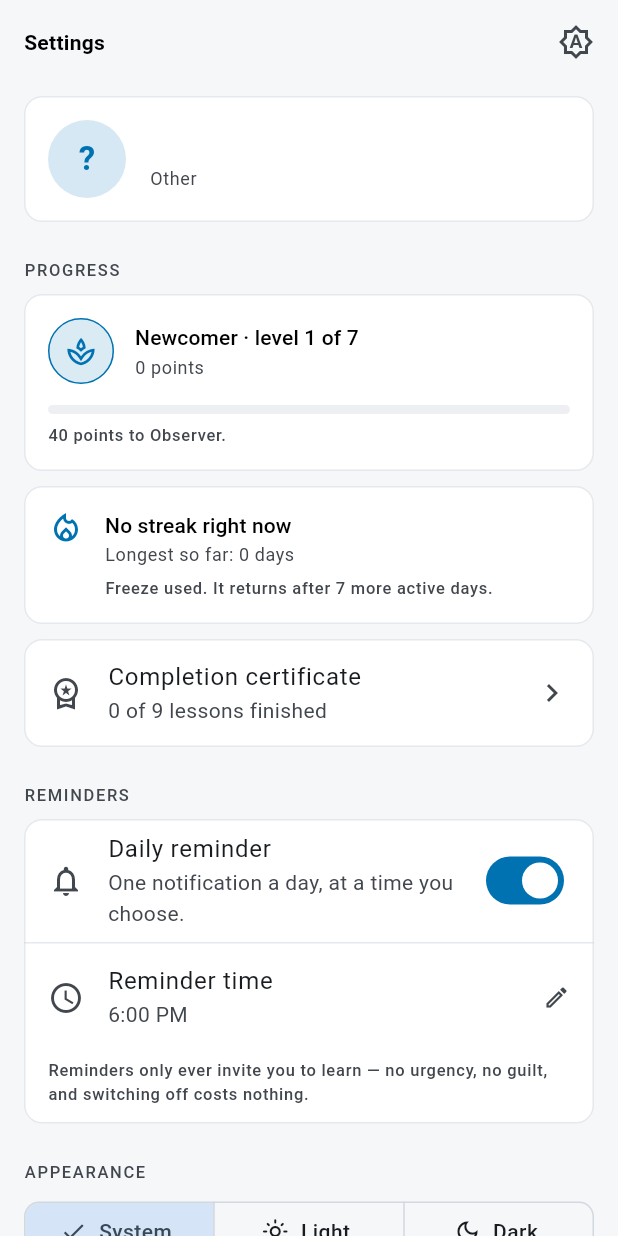
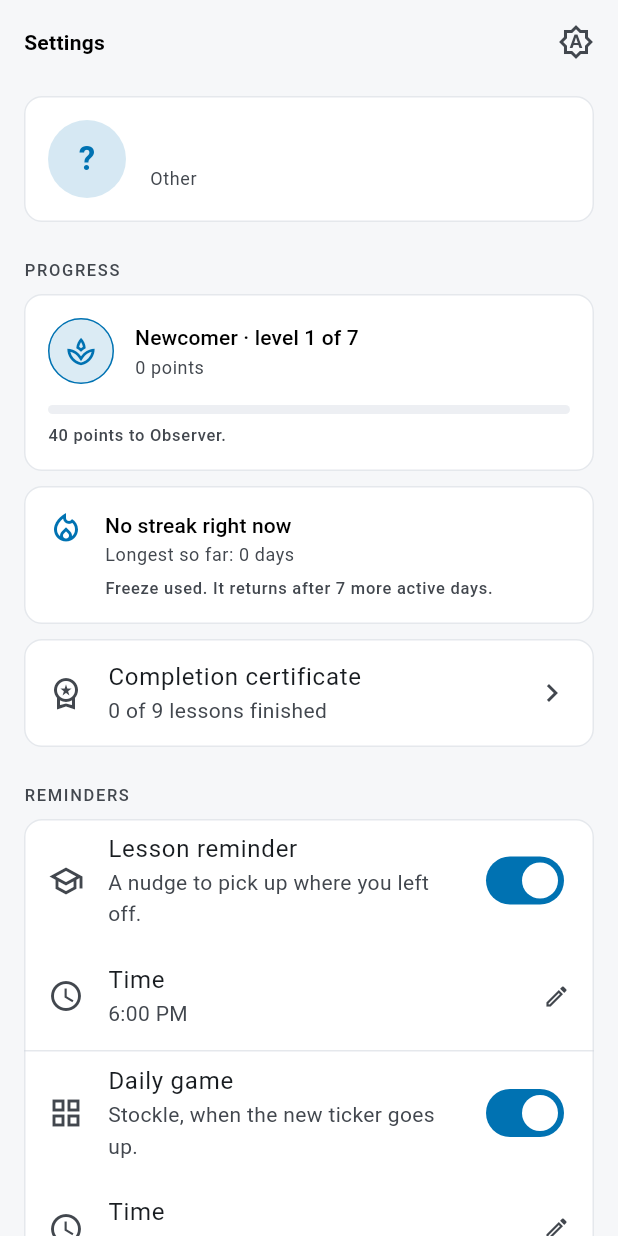
Before and after one commit to LaserMonke/kristalApp, a Flutter app: the ProfileScreen screen opened by its route, on a phone screen of 412 x 824 dp. Run offline on Flutter 3.47's test engine with Material 3 defaults, Android fonts, the phone set to English and light mode, and no system bars; our stand-ins replace audioplayers, flutter_dotenv, flutter_local_notifications, flutter_riverpod, flutter_timezone, go_router and 5 more; accounts and stored records are empty.

Commit message:
Swipe back from anywhere, and add two more daily reminders
SWIPE BACK, no longer edge-only. The Cupertino transition's drag lives in
a ~20px strip at the screen edge, which is easy to miss and awkward on a
large phone. A detector above the router now catches the same rightward
gesture anywhere on screen.

Sitting above the router is what makes it safe: everything inside gets
first claim on a drag, so the shell's tab swiping, the pricer sliders,
the payoff diagram's spot marker and the inner TabBarViews all keep
theirs, and this only ever sees what nothing else wanted. It also does
nothing unless there is something to pop, so on the shell's own tabs it
stays out of the way entirely. Its threshold is longer than the tab
swipe's, because going back is harder to undo than changing tab.

TWO MORE REMINDERS: Stockle at 09:00 and the practice market at 12:30,
alongside the lesson reminder at 18:00. Each has its own switch, its own
time and its own Android channel, so the game can be silenced from
system settings without losing the lesson nudge.

Spread across the day on purpose, and there is a test pinning that no
two share an hour: three notifications arriving together is one app
nagging three times, which is the thing rule 9 rules out. The copy has
no teeth either — no streak to protect, no count of what was missed, and
the market reminder says "fake money, delayed prices" rather than
implying anything is happening that needs attending to.

An EXISTING install is not opted into the new two. Its stored settings
predate those keys, so they read back off and stay off until asked for;
a test pins that against the exact JSON an older install wrote. Waking
someone up to two extra notifications a day because the app updated is
not a choice an update gets to make. Fresh installs get all three,
behind the same OS permission prompt as before, and one refusal is taken
as a refusal for all of them rather than three dialogs.

588 tests pass.

Co-Authored-By: Claude Opus 5 <noreply@anthropic.com>

```diff
--- a/lib/app.dart
+++ b/lib/app.dart
@@ -24,7 +24,69 @@ class OptionsSchoolApp extends ConsumerWidget {
         darkTheme: AppTheme.dark,
         themeMode: themeMode,
         routerConfig: router,
+        builder: (BuildContext context, Widget? child) =>
+            _SwipeBackAnywhere(child: child ?? const SizedBox.shrink()),
       ),
     );
   }
 }
+
+/// Swipe right anywhere on a pushed screen to go back.
+///
+/// The Cupertino page transition already gives a drag-to-dismiss, but only
+/// from a ~20px strip at the screen edge, which is easy to miss and awkward on
+/// a large phone. This catches the same gesture anywhere across the screen.
+///
+/// It sits ABOVE the router, so every gesture inside the app gets first claim
+/// and this only ever sees what nothing else wanted:
+///   - the sideways tab swiping in the shell still switches tabs, because that
+///     detector is a descendant and wins the arena;
+///   - the pricer sliders, the payoff diagram's draggable spot marker and the
+///     inner TabBarViews all keep their drags for the same reason;
+///   - the Cupertino edge drag still handles edge starts, with its live
+///     follow-the-finger transition.
+///
+/// And it does nothing at all unless there is something to pop, so on the
+/// shell's own tabs — where nothing has been pushed — it stays out of the way.
+class _SwipeBackAnywhere extends StatefulWidget {
+  const _SwipeBackAnywhere({required this.child});
+
+  final Widget child;
+
+  @override
+  State<_SwipeBackAnywhere> createState() => _SwipeBackAnywhereState();
+}
+
+class _SwipeBackAnywhereState extends State<_SwipeBackAnywhere> {
+  double _dragged = 0;
+
+  /// Deliberately longer than the shell's tab swipe. Going back is harder to
+  /// undo than changing tab, so it should take a little more asking.
+  static const double _minTravel = 90;
+  static const double _minFlick = 500;
+
+  void _maybePop() {
+    final NavigatorState? navigator = rootNavigatorKey.currentState;
+    if (navigator == null || !navigator.canPop()) return;
+    navigator.pop();
+  }
+
+  @override
+  Widget build(BuildContext context) {
+    return GestureDetector(
+      behavior: HitTestBehavior.translucent,
+      onHorizontalDragStart: (_) => _dragged = 0,
+      onHorizontalDragUpdate: (DragUpdateDetails d) =>
+          _dragged += d.primaryDelta ?? 0,
+      onHorizontalDragEnd: (DragEndDetails d) {
+        final double velocity = d.velocity.pixelsPerSecond.dx;
+        // Rightward only. Leftward means "forward", and there is nothing
+        // forward to go to.
+        final bool travelled = _dragged > _minTravel;
+        final bool flicked = velocity > _minFlick && _dragged > 0;
+        if (travelled || flicked) _maybePop();
+      },
+      child: widget.child,
+    );
+  }
+}
--- a/lib/core/router/app_router.dart
+++ b/lib/core/router/app_router.dart
@@ -53,6 +53,10 @@ abstract final class Routes {
 final GlobalKey<NavigatorState> _rootKey = GlobalKey<NavigatorState>(
   debugLabel: 'root',
 );
+
+/// The root navigator, for code that sits ABOVE the router and so cannot reach
+/// it through a [BuildContext] — the app-wide swipe-back in `app.dart`.
+GlobalKey<NavigatorState> get rootNavigatorKey => _rootKey;
 
 final Provider<GoRouter> routerProvider = Provider<GoRouter>((Ref ref) {
   // go_router needs a Listenable to re-evaluate `redirect`; bumping this
--- a/lib/features/profile/widgets/reminders_section.dart
+++ b/lib/features/profile/widgets/reminders_section.dart
@@ -4,10 +4,12 @@ import 'package:flutter_riverpod/flutter_riverpod.dart';
 import '../../../notifications/reminder_service.dart';
 import '../../../providers/reminder_controller.dart';
 
-/// The daily reminder (CLAUDE.md rule 9: encourage learning, never guilt).
-/// On by default behind the OS permission prompt, one notification a day at
-/// a chosen time, and the off switch is one tap — an explicit "off" is never
-/// overridden.
+/// The daily reminders (CLAUDE.md rule 9: encourage learning, never guilt).
+///
+/// Three of them, spread across the day, each switched and timed on its own.
+/// On by default on a fresh install behind the OS permission prompt; an
+/// explicit "off" is never overridden, and an existing install is never
+/// opted into the two newer ones by an update.
 class RemindersSection extends ConsumerWidget {
   const RemindersSection({super.key});
 
@@ -19,49 +21,30 @@ class RemindersSection extends ConsumerWidget {
         ref.watch(reminderControllerProvider).value ?? ReminderSettings.off;
 
     if (!service.isSupported) {
-      return Card(
+      return const Card(
         child: ListTile(
-          leading: const Icon(Icons.notifications_off_outlined),
-          title: const Text('Daily reminder'),
-          subtitle: const Text(
+          leading: Icon(Icons.notifications_off_outlined),
+          title: Text('Reminders'),
+          subtitle: Text(
             'Available in the iOS and Android apps, not on this platform.',
           ),
         ),
       );
     }
 
-    final TimeOfDay time = TimeOfDay(
-      hour: settings.hour,
-      minute: settings.minute,
-    );
-
     return Card(
       child: Column(
         children: <Widget>[
-          SwitchListTile(
-            secondary: const Icon(Icons.notifications_outlined),
-            title: const Text('Daily reminder'),
-            subtitle: const Text(
-              'One notification a day, at a time you choose.',
-            ),
-            value: settings.enabled,
-            onChanged: (bool on) => _toggle(context, ref, on: on),
-          ),
-          if (settings.enabled) ...<Widget>[
-            const Divider(height: 1),
-            ListTile(
-              leading: const Icon(Icons.schedule_outlined),
-              title: const Text('Reminder time'),
-              subtitle: Text(time.format(context)),
-              trailing: const Icon(Icons.edit_outlined, size: 18),
-              onTap: () => _pickTime(context, ref, current: time),
-            ),
+          for (final ReminderKind kind in ReminderKind.values) ...<Widget>[
+            if (kind != ReminderKind.values.first) const Divider(height: 1),
+            _ReminderTile(kind: kind, slot: settings.slot(kind)),
           ],
           Padding(
             padding: const EdgeInsets.fromLTRB(16, 4, 16, 12),
             child: Text(
-              'Reminders only ever invite you to learn — no urgency, no '
-              'guilt, and switching off costs nothing.',
+              'Reminders only ever invite you — no urgency, no guilt, no '
+              'counting what you missed. Switching any of them off costs '
+              'nothing.',
               style: theme.textTheme.labelSmall?.copyWith(
                 color: theme.colorScheme.onSurfaceVariant,
               ),
@@ -69,6 +52,58 @@ class RemindersSection extends ConsumerWidget {
           ),
         ],
       ),
+    );
+  }
+}
+
+class _ReminderTile extends ConsumerWidget {
+  const _ReminderTile({required this.kind, required this.slot});
+
+  final ReminderKind kind;
+  final ReminderSlot slot;
+
+  static const Map<ReminderKind, (String, String, IconData)> _labels =
+      <ReminderKind, (String, String, IconData)>{
+        ReminderKind.lesson: (
+          'Lesson reminder',
+          'A nudge to pick up where you left off.',
+          Icons.school_outlined,
+        ),
+        ReminderKind.dailyGame: (
+          'Daily game',
+          'Stockle, when the new ticker goes up.',
+          Icons.grid_view_outlined,
+        ),
+        ReminderKind.market: (
+          'Practice market',
+          'A look at your simulated portfolio.',
+          Icons.show_chart_outlined,
+        ),
+      };
+
+  @override
+  Widget build(BuildContext context, WidgetRef ref) {
+    final (String title, String subtitle, IconData icon) = _labels[kind]!;
+    final TimeOfDay time = TimeOfDay(hour: slot.hour, minute: slot.minute);
+
+    return Column(
+      children: <Widget>[
+        SwitchListTile(
+          secondary: Icon(icon),
+          title: Text(title),
+          subtitle: Text(subtitle),
+          value: slot.enabled,
+          onChanged: (bool on) => _toggle(context, ref, on: on),
+        ),
+        if (slot.enabled)
+          ListTile(
+            leading: const Icon(Icons.schedule_outlined),
+            title: const Text('Time'),
+            subtitle: Text(time.format(context)),
+            trailing: const Icon(Icons.edit_outlined, size: 18),
+            onTap: () => _pickTime(context, ref, current: time),
+          ),
+      ],
     );
   }
 
@@ -81,22 +116,21 @@ class RemindersSection extends ConsumerWidget {
       reminderControllerProvider.notifier,
     );
     if (!on) {
-      await controller.disable();
+      await controller.disable(kind);
       return;
     }
 
-    final ReminderSettings settings =
-        ref.read(reminderControllerProvider).value ?? ReminderSettings.off;
     final bool enabled = await controller.enable(
-      hour: settings.hour,
-      minute: settings.minute,
+      kind,
+      hour: slot.hour,
+      minute: slot.minute,
     );
     if (!enabled && context.mounted) {
       ScaffoldMessenger.of(context).showSnackBar(
         const SnackBar(
           content: Text(
             'Notifications are blocked for this app. Allow them in system '
-            'settings to use the reminder.',
+            'settings to use reminders.',
           ),
         ),
       );
@@ -111,13 +145,13 @@ class RemindersSection extends ConsumerWidget {
     final TimeOfDay? picked = await showTimePicker(
       context: context,
       initialTime: current,
-      helpText: 'Daily reminder time',
+      helpText: 'Reminder time',
     );
     if (picked == null) return;
 
     // Re-enabling reschedules at the new time.
     await ref
         .read(reminderControllerProvider.notifier)
-        .enable(hour: picked.hour, minute: picked.minute);
+        .enable(kind, hour: picked.hour, minute: picked.minute);
   }
 }
--- a/lib/notifications/reminder_service.dart
+++ b/lib/notifications/reminder_service.dart
@@ -4,33 +4,95 @@
 /// builds can report "not supported here" without touching plugin code.
 library;
 
-/// What the learner chose. The first run on a phone defaults the reminder ON
-/// (see ReminderController) — but the OS permission dialog is the real gate,
-/// a decline sticks, and the in-app switch turns it off in one tap
-/// (CLAUDE.md rule 9). The model's own default stays `false` so a missing or
-/// corrupt stored value can never resurrect a reminder the learner ended.
-class ReminderSettings {
-  const ReminderSettings({
-    this.enabled = false,
-    this.hour = 18,
-    this.minute = 0,
+/// The three things worth being reminded about, each at its own time of day.
+///
+/// Three a day is the ceiling, not a target: every one is switched
+/// independently, the wording invites and never chides, and turning any of
+/// them off is one tap (CLAUDE.md rule 9). They are spread across the day
+/// rather than stacked, so they read as three different invitations instead of
+/// one app nagging three times.
+enum ReminderKind {
+  /// The original daily study reminder. Its copy comes from the learner's
+  /// education level, so the defaults here are only a fallback.
+  lesson(
+    id: 1001,
+    channelId: 'daily_reminder',
+    channelName: 'Daily learning reminder',
+    defaultHour: 18,
+    defaultMinute: 0,
+    defaultTitle: 'A few minutes of options?',
+    defaultBody: 'Your next lesson is ready when you are.',
+  ),
+
+  /// Morning, because a puzzle is a good thing to arrive to.
+  dailyGame(
+    id: 1002,
+    channelId: 'daily_game_reminder',
+    channelName: 'Daily game',
+    defaultHour: 9,
+    defaultMinute: 0,
+    defaultTitle: 'Today’s Stockle is up',
+    defaultBody: 'A new NASDAQ-100 ticker, six tries. Play it or don’t.',
+  ),
+
+  /// Middle of the day, when a market would be open — though nothing here is
+  /// a real market, and the copy says so rather than implying urgency.
+  market(
+    id: 1003,
+    channelId: 'market_reminder',
+    channelName: 'Practice market',
+    defaultHour: 12,
+    defaultMinute: 30,
+    defaultTitle: 'Your practice portfolio',
+    defaultBody:
+        'Fake money, delayed prices. Have a look at how the positions sit.',
+  );
+
+  const ReminderKind({
+    required this.id,
+    required this.channelId,
+    required this.channelName,
+    required this.defaultHour,
+    required this.defaultMinute,
+    required this.defaultTitle,
+    required this.defaultBody,
   });
 
-  static const ReminderSettings off = ReminderSettings();
+  /// Stable notification id. Never reuse one: the OS keys a scheduled
+  /// notification on it, so a changed id orphans whatever is already pending.
+  final int id;
+  final String channelId;
+  final String channelName;
+  final int defaultHour;
+  final int defaultMinute;
+  final String defaultTitle;
+  final String defaultBody;
+}
+
+/// One reminder's state: on or off, and when.
+class ReminderSlot {
+  const ReminderSlot({
+    required this.enabled,
+    required this.hour,
+    required this.minute,
+  });
+
+  /// Off, at this kind's default time — what an unset reminder looks like.
+  factory ReminderSlot.offFor(ReminderKind kind) => ReminderSlot(
+    enabled: false,
+    hour: kind.defaultHour,
+    minute: kind.defaultMinute,
+  );
 
   final bool enabled;
-
-  /// Local wall-clock time of the single daily reminder.
   final int hour;
   final int minute;
 
-  ReminderSettings copyWith({bool? enabled, int? hour, int? minute}) {
-    return ReminderSettings(
+  ReminderSlot copyWith({bool? enabled, int? hour, int? minute}) => ReminderSlot(
     enabled: enabled ?? this.enabled,
     hour: hour ?? this.hour,
     minute: minute ?? this.minute,
   );
-  }
 
   Map<String, dynamic> toJson() => <String, dynamic>{
     'enabled': enabled,
@@ -38,11 +100,95 @@ class ReminderSettings {
     'minute': minute,
   };
 
+  static ReminderSlot fromJson(Map<String, dynamic>? json, ReminderKind kind) {
+    if (json == null) return ReminderSlot.offFor(kind);
+    return ReminderSlot(
+      enabled: json['enabled'] as bool? ?? false,
+      hour: (json['hour'] as int? ?? kind.defaultHour).clamp(0, 23),
+      minute: (json['minute'] as int? ?? kind.defaultMinute).clamp(0, 59),
+    );
+  }
+}
+
+/// What the learner chose, for every reminder.
+///
+/// The first run on a phone turns all three on (see ReminderController) — but
+/// the OS permission dialog is the real gate, a decline sticks, and each has
+/// its own switch in Profile. Every slot's own default stays `false` so a
+/// missing or corrupt stored value can never resurrect a reminder the learner
+/// ended.
+///
+/// The lesson reminder keeps the flat `enabled` / `hour` / `minute` keys it has
+/// always used, so an install that predates the other two reads back
+/// unchanged. The newer kinds are absent from that older JSON and therefore
+/// come back OFF: an app update must not start sending two extra notifications
+/// a day to someone who never asked for them. They are one tap away in
+/// Profile for anyone who wants them.
+class ReminderSettings {
+  const ReminderSettings({
+    this.lesson = const ReminderSlot(enabled: false, hour: 18, minute: 0),
+    this.dailyGame = const ReminderSlot(enabled: false, hour: 9, minute: 0),
+    this.market = const ReminderSlot(enabled: false, hour: 12, minute: 30),
+  });
+
+  static const ReminderSettings off = ReminderSettings();
+
+  final ReminderSlot lesson;
+  final ReminderSlot dailyGame;
+  final ReminderSlot market;
+
+  ReminderSlot slot(ReminderKind kind) => switch (kind) {
+    ReminderKind.lesson => lesson,
+    ReminderKind.dailyGame => dailyGame,
+    ReminderKind.market => market,
+  };
+
+  ReminderSettings withSlot(ReminderKind kind, ReminderSlot value) =>
+      switch (kind) {
+        ReminderKind.lesson => ReminderSettings(
+          lesson: value,
+          dailyGame: dailyGame,
+          market: market,
+        ),
+        ReminderKind.dailyGame => ReminderSettings(
+          lesson: lesson,
+          dailyGame: value,
+          market: market,
+        ),
+        ReminderKind.market => ReminderSettings(
+          lesson: lesson,
+          dailyGame: dailyGame,
+          market: value,
+        ),
+      };
+
+  /// True when at least one reminder is on.
+  bool get anyEnabled => lesson.enabled || dailyGame.enabled || market.enabled;
+
+  Map<String, dynamic> toJson() => <String, dynamic>{
+    // Flat keys for the lesson reminder: the shape older installs wrote.
+    'enabled': lesson.enabled,
+    'hour': lesson.hour,
+    'minute': lesson.minute,
+    'dailyGame': dailyGame.toJson(),
+    'market': market.toJson(),
+  };
+
   factory ReminderSettings.fromJson(Map<String, dynamic> json) {
     return ReminderSettings(
+      lesson: ReminderSlot(
         enabled: json['enabled'] as bool? ?? false,
         hour: (json['hour'] as int? ?? 18).clamp(0, 23),
         minute: (json['minute'] as int? ?? 0).clamp(0, 59),
+      ),
+      dailyGame: ReminderSlot.fromJson(
+        json['dailyGame'] as Map<String, dynamic>?,
+        ReminderKind.dailyGame,
+      ),
+      market: ReminderSlot.fromJson(
+        json['market'] as Map<String, dynamic>?,
+        ReminderKind.market,
+      ),
     );
   }
 }
@@ -51,20 +197,21 @@ abstract interface class ReminderService {
   /// Whether this platform can deliver scheduled reminders at all.
   bool get isSupported;
 
-  /// Asks for OS notification permission (if needed) and schedules the one
-  /// daily reminder. Returns false — leaving nothing scheduled — when the
+  /// Asks for OS notification permission (if needed) and schedules [kind] to
+  /// repeat daily. Returns false — leaving nothing scheduled — when the
   /// learner declines permission or the platform refuses.
   ///
-  /// [title] and [body] are supplied by the caller because the wording is
-  /// pitched to the learner's education level (see LearningProfile). The
-  /// service delivers copy; it never writes it.
+  /// [title] and [body] are supplied by the caller because the lesson
+  /// reminder's wording is pitched to the learner's education level (see
+  /// LearningProfile). The service delivers copy; it never writes it.
   Future<bool> scheduleDaily({
+    required ReminderKind kind,
     required int hour,
     required int minute,
     required String title,
     required String body,
   });
 
-  /// Cancels the daily reminder.
-  Future<void> cancel();
+  /// Cancels one reminder, leaving the others alone.
+  Future<void> cancel(ReminderKind kind);
 }
```
Also changed, not shown: lib/notifications/local_reminder_service.dart (+20 -17 lines), lib/providers/reminder_controller.dart (+68 -36 lines), 1 other file. Lines whose indentation alone changed are shown as unchanged.
